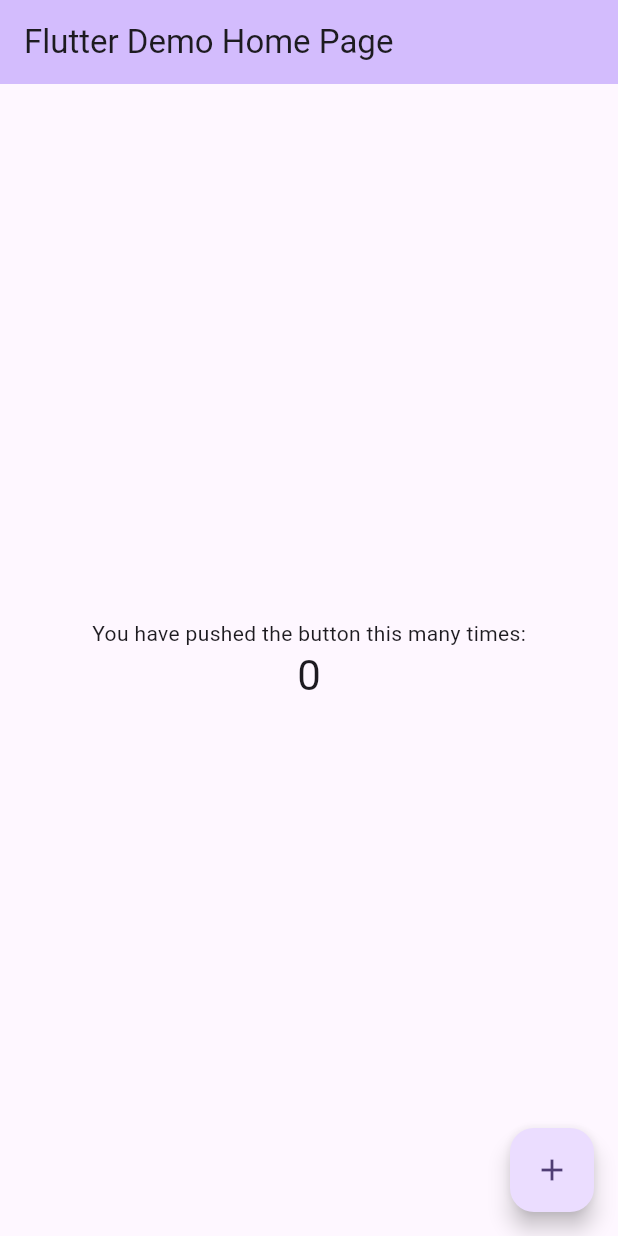
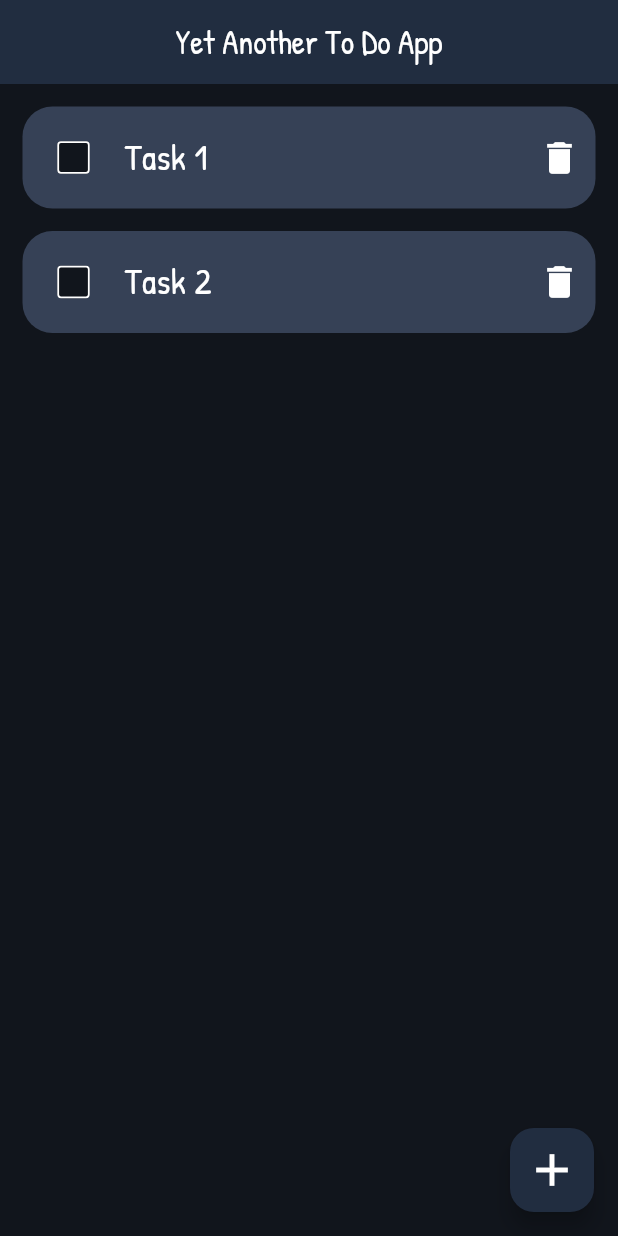
Before and after one commit to hrujul15/Yet-Another-To-Do-App, a Flutter app: the screen it shows after launch, on a phone screen of 412 x 824 dp. Run offline on Flutter 3.47's test engine with Material 3 defaults, Android fonts, the phone set to English and light mode, and no system bars; our stand-ins replace hive_flutter; accounts and stored records are empty.

Commit message:
feat: initial app with task add/delete functionality

```diff
--- a/lib/main.dart
+++ b/lib/main.dart
@@ -1,122 +1,32 @@
 import 'package:flutter/material.dart';
+import 'package:hive_flutter/hive_flutter.dart';
+import 'package:yetanothertodoapp/pages/home.dart';
 
-void main() {
-  runApp(const MyApp());
+void main() async {
+  WidgetsFlutterBinding.ensureInitialized();
+  await Hive.initFlutter();
+  await Hive.openBox("data");
+  runApp(MyApp());
 }
 
 class MyApp extends StatelessWidget {
-  const MyApp({super.key});
-
-  // This widget is the root of your application.
+  MyApp({super.key});
+  final Color bg = Color(0xff11151c);
+  final Color mg = Color(0xff212d40);
+  final Color fg = Color(0xff364156);
   @override
   Widget build(BuildContext context) {
     return MaterialApp(
-      title: 'Flutter Demo',
+      debugShowCheckedModeBanner: false,
       theme: ThemeData(
-        // This is the theme of your application.
-        //
-        // TRY THIS: Try running your application with "flutter run". You'll see
-        // the application has a purple toolbar. Then, without quitting the app,
-        // try changing the seedColor in the colorScheme below to Colors.green
-        // and then invoke "hot reload" (save your changes or press the "hot
-        // reload" button in a Flutter-supported IDE, or press "r" if you used
-        // the command line to start the app).
-        //
-        // Notice that the counter didn't reset back to zero; the application
-        // state is not lost during the reload. To reset the state, use hot
-        // restart instead.
-        //
-        // This works for code too, not just values: Most code changes can be
-        // tested with just a hot reload.
-        colorScheme: .fromSeed(seedColor: Colors.deepPurple),
+        fontFamily: 'PaHa',
+        appBarTheme: AppBarTheme(
+          backgroundColor: mg,
+          foregroundColor: Colors.white,
+        ),
+        scaffoldBackgroundColor: bg,
       ),
-      home: const MyHomePage(title: 'Flutter Demo Home Page'),
+      home: Home(),
     );
   }
 }
-
-class MyHomePage extends StatefulWidget {
-  const MyHomePage({super.key, required this.title});
-
-  // This widget is the home page of your application. It is stateful, meaning
-  // that it has a State object (defined below) that contains fields that affect
-  // how it looks.
-
-  // This class is the configuration for the state. It holds the values (in this
-  // case the title) provided by the parent (in this case the App widget) and
-  // used by the build method of the State. Fields in a Widget subclass are
-  // always marked "final".
-
-  final String title;
-
-  @override
-  State<MyHomePage> createState() => _MyHomePageState();
-}
-
-class _MyHomePageState extends State<MyHomePage> {
-  int _counter = 0;
-
-  void _incrementCounter() {
-    setState(() {
-      // This call to setState tells the Flutter framework that something has
-      // changed in this State, which causes it to rerun the build method below
-      // so that the display can reflect the updated values. If we changed
-      // _counter without calling setState(), then the build method would not be
-      // called again, and so nothing would appear to happen.
-      _counter++;
-    });
-  }
-
-  @override
-  Widget build(BuildContext context) {
-    // This method is rerun every time setState is called, for instance as done
-    // by the _incrementCounter method above.
-    //
-    // The Flutter framework has been optimized to make rerunning build methods
-    // fast, so that you can just rebuild anything that needs updating rather
-    // than having to individually change instances of widgets.
-    return Scaffold(
-      appBar: AppBar(
-        // TRY THIS: Try changing the color here to a specific color (to
-        // Colors.amber, perhaps?) and trigger a hot reload to see the AppBar
-        // change color while the other colors stay the same.
-        backgroundColor: Theme.of(context).colorScheme.inversePrimary,
-        // Here we take the value from the MyHomePage object that was created by
-        // the App.build method, and use it to set our appbar title.
-        title: Text(widget.title),
-      ),
-      body: Center(
-        // Center is a layout widget. It takes a single child and positions it
-        // in the middle of the parent.
-        child: Column(
-          // Column is also a layout widget. It takes a list of children and
-          // arranges them vertically. By default, it sizes itself to fit its
-          // children horizontally, and tries to be as tall as its parent.
-          //
-          // Column has various properties to control how it sizes itself and
-          // how it positions its children. Here we use mainAxisAlignment to
-          // center the children vertically; the main axis here is the vertical
-          // axis because Columns are vertical (the cross axis would be
-          // horizontal).
-          //
-          // TRY THIS: Invoke "debug painting" (choose the "Toggle Debug Paint"
-          // action in the IDE, or press "p" in the console), to see the
-          // wireframe for each widget.
-          mainAxisAlignment: .center,
-          children: [
-            const Text('You have pushed the button this many times:'),
-            Text(
-              '$_counter',
-              style: Theme.of(context).textTheme.headlineMedium,
-            ),
-          ],
-        ),
-      ),
-      floatingActionButton: FloatingActionButton(
-        onPressed: _incrementCounter,
-        tooltip: 'Increment',
-        child: const Icon(Icons.add),
-      ),
-    );
-  }
-}
--- /dev/null
+++ b/lib/pages/home.dart
@@ -0,0 +1,177 @@
+import 'package:flutter/material.dart';
+import 'package:hive_flutter/hive_flutter.dart';
+
+class Home extends StatefulWidget {
+  const Home({super.key});
+
+  @override
+  State<Home> createState() => _HomeState();
+}
+
+class _HomeState extends State<Home> {
+  final Color bg = Color(0xff11151c);
+  final Color mg = Color(0xff212d40);
+  final Color fg = Color(0xff364156);
+
+  // Stores our tasks
+  List tasks = [
+    ["task 1", false],
+    ["task 2", true],
+  ];
+
+  @override
+  void initState() {
+    super.initState();
+    tasks = Hive.box("data").get(
+      "tasks",
+      defaultValue: [
+        ["Task 1", false],
+        ["Task 2", false],
+      ],
+    );
+  }
+
+  // input handler
+  TextEditingController inputHandler = TextEditingController();
+
+  // checkbox functionality
+  void onChange(bool? newValue, int index) {
+    setState(() {
+      tasks[index][1] = newValue!;
+      saveTasks();
+    });
+  }
+
+  void saveTasks() {
+    Hive.box("data").put("tasks", tasks);
+  }
+
+  @override
+  Widget build(BuildContext context) {
+    return Scaffold(
+      appBar: AppBar(centerTitle: true, title: Text("Yet Another To Do App")),
+      floatingActionButton: FloatingActionButton(
+        onPressed: () {
+          // You make it such that it adds a item to the list of strings ith taks
+          inputHandler.clear();
+          showDialog(
+            context: context,
+            builder: (context) {
+              return AlertDialog(
+                title: Text(
+                  "Add a New Task",
+                  style: TextStyle(color: Colors.white),
+                ),
+                backgroundColor: mg,
+                content: TextField(
+                  controller: inputHandler,
+                  style: TextStyle(color: Colors.white),
+                  decoration: InputDecoration(
+                    border: OutlineInputBorder(),
+                    hintText: "Enter new task",
+                    hintStyle: TextStyle(color: Colors.grey[500]),
+                  ),
+                ),
+                actions: [
+                  TextButton(
+                    onPressed: () {
+                      setState(() {
+                        if (inputHandler.text != "") {
+                          tasks.add([inputHandler.text, false]);
+                          saveTasks();
+                        }
+                      });
+
+                      Navigator.pop(context);
+                    },
+                    child: Text("Add", style: TextStyle(color: Colors.white)),
+                  ),
+
+                  TextButton(
+                    onPressed: () => Navigator.pop(context),
+                    child: Text(
+                      "Cancel",
+                      style: TextStyle(color: Colors.white),
+                    ),
+                  ),
+                ],
+              );
+            },
+          );
+        },
+        backgroundColor: mg,
+        foregroundColor: Colors.white,
+        child: Icon(Icons.add, size: 36),
+      ),
+      body: ListView.builder(
+        itemCount: tasks.length,
+
+        itemBuilder: (context, index) => Padding(
+          key: ValueKey(tasks[index]),
+          padding: EdgeInsets.only(
+            top: 15,
+            left: 15,
+            right: 15,
+            bottom: index == tasks.length - 1 ? 15 : 0,
+          ),
+          child: Container(
+            decoration: BoxDecoration(
+              color: fg,
+              borderRadius: BorderRadius.circular(20),
+            ),
+
+            padding: EdgeInsets.all(10),
+            child: Row(
+              crossAxisAlignment: CrossAxisAlignment.center,
+              children: [
+                Transform.scale(
+                  scale: 1.2,
+                  child: Checkbox(
+                    value: tasks[index][1],
+                    onChanged: (bool? newValue) {
+                      onChange(newValue, index);
+                    },
+                    side: BorderSide(color: Colors.white),
+                    fillColor: WidgetStateProperty.resolveWith<Color>((
+                      Set<WidgetState> states,
+                    ) {
+                      return bg;
+                    }),
+                  ),
+                ),
+                Padding(padding: EdgeInsetsGeometry.only(left: 10)),
+                Transform.translate(
+                  offset: Offset(0, -1),
+                  child: Text(
+                    tasks[index][0],
+                    style: TextStyle(
+                      color: !tasks[index][1] ? Colors.white : Colors.grey,
+
+                      fontSize: 24,
+                      decoration: tasks[index][1]
+                          ? TextDecoration.none
+                          : TextDecoration.none,
+                      decorationColor: Colors.white,
+                      decorationThickness: 2,
+                    ),
+                  ),
+                ),
+
+                Spacer(),
+                GestureDetector(
+                  onTap: () {
+                    setState(() {
+                      tasks.removeAt(index);
+                      saveTasks();
+                    });
+                  },
+                  child: Icon(Icons.delete, size: 28, color: Colors.white),
+                ),
+              ],
+            ),
+          ),
+        ),
+      ),
+    );
+  }
+}
```
Also changed, not shown: pubspec.yaml (+14 -17 lines), fonts/CaesarDressing-Regular.ttf (added), fonts/PatrickHand-Regular.ttf (added), pubspec.lock, 78 other files.
